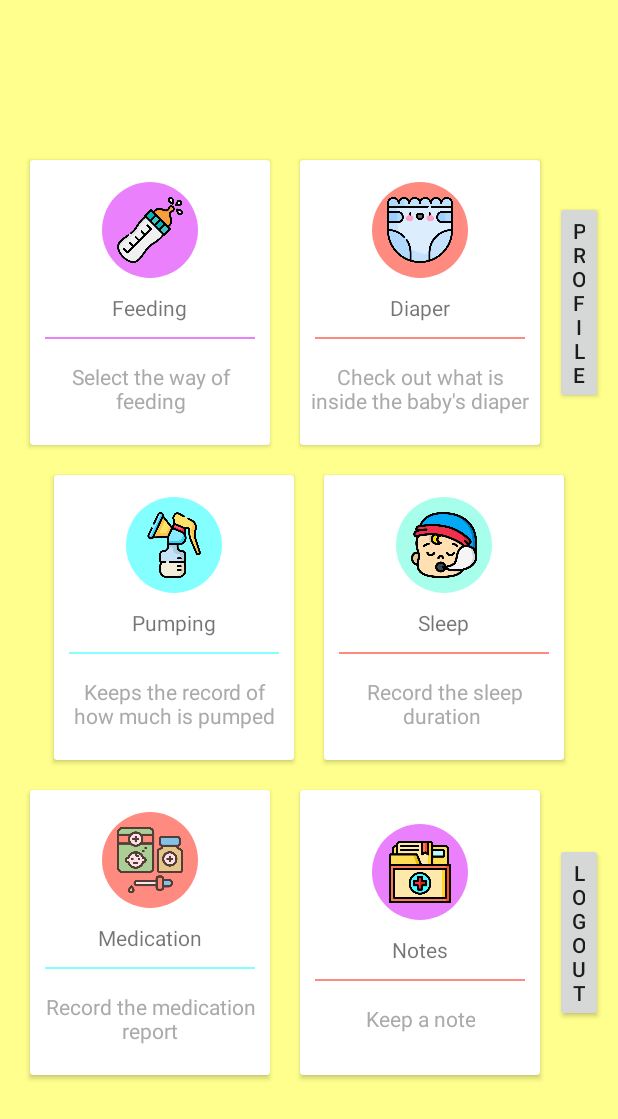
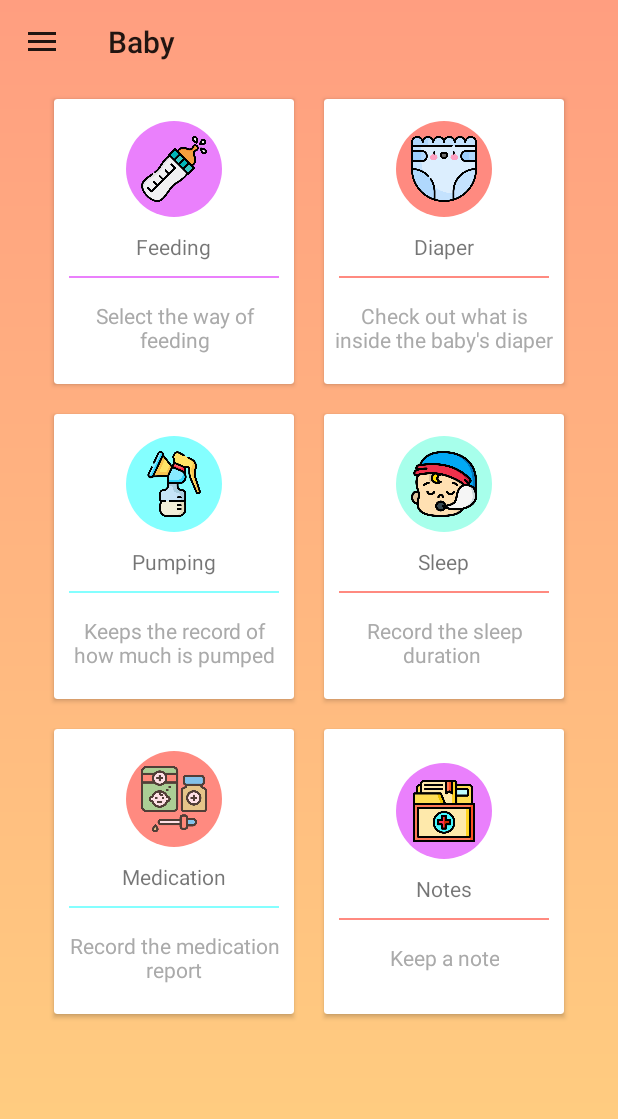
Before and after one commit to michaelamanda259/Baby, an Android app: the Dashboard screen opened directly, with no data from a screen before it, on a phone screen of 412 x 824 dp. Shown: the top 1119 px of the screen. Run offline under Robolectric (Android 15) with nearby library versions, the phone set to English and light mode, and no system bars; Roboto replaces fonts that are not available here.

Commit message:
navigation drawer

```diff
--- a/app/build.gradle
+++ b/app/build.gradle
@@ -36,6 +36,7 @@ dependencies {
     implementation 'com.google.firebase:firebase-database:19.3.0'
     implementation 'com.google.firebase:firebase-crashlytics:17.0.1'
     implementation 'com.google.firebase:firebase-firestore:21.4.3'
+    implementation 'androidx.viewpager2:viewpager2:1.0.0'
     testImplementation 'junit:junit:4.12'
     androidTestImplementation 'androidx.test.ext:junit:1.1.1'
     androidTestImplementation 'androidx.test.espresso:espresso-core:3.2.0'
--- a/app/src/main/java/com/example/baby/Dashboard.java
+++ b/app/src/main/java/com/example/baby/Dashboard.java
@@ -1,18 +1,33 @@
 package com.example.baby;
 
+import androidx.annotation.NonNull;
+import androidx.appcompat.app.ActionBar;
+import androidx.appcompat.app.ActionBarDrawerToggle;
 import androidx.appcompat.app.AppCompatActivity;
 import androidx.cardview.widget.CardView;
+import androidx.core.view.GravityCompat;
+import androidx.drawerlayout.widget.DrawerLayout;
 
 import android.content.Intent;
 import android.content.SharedPreferences;
 import android.os.Bundle;
+import android.view.Menu;
+import android.view.MenuItem;
 import android.view.View;
 import android.widget.Button;
 import android.widget.Toast;
+import androidx.appcompat.widget.Toolbar;
+import com.google.android.material.navigation.NavigationView;
 
-public class  Dashboard extends AppCompatActivity implements View.OnClickListener {
+public class  Dashboard extends AppCompatActivity implements View.OnClickListener, NavigationView.OnNavigationItemSelectedListener {
     private CardView cardViewFeeding,cardViewDiaper,cardViewPumping,cardViewSleep,cardViewMedication,cardViewNotes;
     Button logout,profile;
+
+    DrawerLayout drawerLayout;
+    NavigationView navigationView;
+    Toolbar toolbar;
+
+
 
     @Override
     protected void onCreate(Bundle savedInstanceState) {
@@ -27,8 +42,26 @@ public class  Dashboard extends AppCompatActivity implements View.OnClickListene
         cardViewMedication = (CardView) findViewById(R.id.medication_card);
         cardViewNotes = (CardView) findViewById(R.id.notes_card);
 
-        logout = findViewById(R.id.btn_logout);
-        profile = findViewById(R.id.btn_profile);
+       /* logout = findViewById(R.id.btn_logout);
+        profile = findViewById(R.id.btn_profile);*/
+
+        drawerLayout = findViewById(R.id.drawer_layout);
+        navigationView = findViewById(R.id.nav_view);
+        toolbar = findViewById(R.id.toolbar);
+
+        //toolbar
+        setSupportActionBar(toolbar);
+
+        //navigation drawer
+
+
+
+        navigationView.bringToFront();
+        ActionBarDrawerToggle toggle = new ActionBarDrawerToggle(this,drawerLayout,toolbar,R.string.navigation_drawer_open,R.string.navigation_drawer_close);
+        drawerLayout.addDrawerListener(toggle);
+        toggle.syncState();
+
+        navigationView.setNavigationItemSelectedListener(this);
 
 
         //adding click listener to cards
@@ -40,22 +73,31 @@ public class  Dashboard extends AppCompatActivity implements View.OnClickListene
         cardViewNotes.setOnClickListener(this);
 
 
-        logout.setOnClickListener(new View.OnClickListener() {
+        /*logout.setOnClickListener(new View.OnClickListener() {
             @Override
             public void onClick(View v) {
-                SessionManagement sessionManagement = new SessionManagement(Dashboard.this);
-                sessionManagement.removeSession();
-                finish();
+
             }
-        });
+        });*/
 
-        profile.setOnClickListener(new View.OnClickListener() {
+       /* profile.setOnClickListener(new View.OnClickListener() {
             @Override
             public void onClick(View v) {
                 Intent intent = new Intent(Dashboard.this,SetBabyDetail.class);
                 startActivity(intent);
             }
-        });
+        });*/
+    }
+
+    @Override
+    public void onBackPressed() {
+
+        if(drawerLayout.isDrawerOpen(GravityCompat.START)){
+            drawerLayout.closeDrawer(GravityCompat.START);
+        }
+        else {
+            super.onBackPressed();
+        }
     }
 
     @Override
@@ -98,4 +140,36 @@ public class  Dashboard extends AppCompatActivity implements View.OnClickListene
 
         }
     }
+
+    @Override
+    public boolean onNavigationItemSelected(@NonNull MenuItem menuItem) {
+        /*Menu menu = navigationView.getMenu();
+        menu.findItem(R.id.nav_Logout).setVisible(false);
+        menu.findItem(R.id.nav_profile).setVisible(false);*/
+
+        switch (menuItem.getItemId()) {
+            case R.id.nav_profile:
+                Intent intent = new Intent(Dashboard.this,SetBabyDetail.class);
+                startActivity(intent);
+                break;
+
+            case R.id.nav_Logout:
+                SessionManagement sessionManagement = new SessionManagement(Dashboard.this);
+                sessionManagement.removeSession();
+                finish();
+                break;
+           /* case R.id.nav_login: menu.findItem(R.id.nav_Logout).setVisible(true);
+                menu.findItem(R.id.nav_profile).setVisible(true);
+                menu.findItem(R.id.nav_login).setVisible(false);
+                break;
+            case R.id.nav_Logout: menu.findItem(R.id.nav_Logout).setVisible(false);
+                menu.findItem(R.id.nav_profile).setVisible(false);
+                menu.findItem(R.id.nav_login).setVisible(true);
+                break;*/
+            case R.id.nav_share: Toast.makeText(this, "Share", Toast.LENGTH_SHORT).show(); break;
+        }
+
+        drawerLayout.closeDrawer(GravityCompat.START);
+        return true;
+    }
 }
--- /dev/null
+++ b/app/src/main/res/drawable/ic_logout.xml
@@ -0,0 +1,10 @@
+<vector xmlns:android="http://schemas.android.com/apk/res/android"
+    android:width="24dp"
+    android:height="24dp"
+    android:viewportWidth="24"
+    android:viewportHeight="24"
+    android:tint="?attr/colorControlNormal">
+  <path
+      android:fillColor="@android:color/white"
+      android:pathData="M10,9V5l-7,7 7,7v-4.1c5,0 8.5,1.6 11,5.1 -1,-5 -4,-10 -11,-11z"/>
+</vector>
--- /dev/null
+++ b/app/src/main/res/drawable/ic_menu.xml
@@ -0,0 +1,10 @@
+<vector xmlns:android="http://schemas.android.com/apk/res/android"
+    android:width="24dp"
+    android:height="24dp"
+    android:viewportWidth="24"
+    android:viewportHeight="24"
+    android:tint="?attr/colorControlNormal">
+  <path
+      android:fillColor="@android:color/white"
+      android:pathData="M3,18h18v-2L3,16v2zM3,13h18v-2L3,11v2zM3,6v2h18L21,6L3,6z"/>
+</vector>
--- /dev/null
+++ b/app/src/main/res/drawable/ic_profile.xml
@@ -0,0 +1,10 @@
+<vector xmlns:android="http://schemas.android.com/apk/res/android"
+    android:width="24dp"
+    android:height="24dp"
+    android:viewportWidth="24"
+    android:viewportHeight="24"
+    android:tint="?attr/colorControlNormal">
+  <path
+      android:fillColor="@android:color/white"
+      android:pathData="M12,12c2.21,0 4,-1.79 4,-4s-1.79,-4 -4,-4 -4,1.79 -4,4 1.79,4 4,4zM12,14c-2.67,0 -8,1.34 -8,4v2h16v-2c0,-2.66 -5.33,-4 -8,-4z"/>
+</vector>
--- a/app/src/main/res/layout/activity_dashboard.xml
+++ b/app/src/main/res/layout/activity_dashboard.xml
@@ -1,14 +1,40 @@
 <?xml version="1.0" encoding="utf-8"?>
-<LinearLayout xmlns:android="http://schemas.android.com/apk/res/android"
+<androidx.drawerlayout.widget.DrawerLayout xmlns:android="http://schemas.android.com/apk/res/android"
     xmlns:app="http://schemas.android.com/apk/res-auto"
     xmlns:tools="http://schemas.android.com/tools"
     android:layout_width="match_parent"
     android:layout_height="match_parent"
-    android:padding="10dp"
-    android:orientation="vertical"
-    android:background="#FFFF8D"
+    android:id="@+id/drawer_layout"
     tools:context=".Dashboard"
-    android:gravity="center">
+    android:fitsSystemWindows="true"
+    tools:openDrawer="start">
+
+
+    <com.google.android.material.navigation.NavigationView
+        android:layout_width="wrap_content"
+        android:layout_height="match_parent"
+        android:id="@+id/nav_view"
+        android:layout_gravity="start"
+        app:headerLayout="@layout/header"
+        app:menu="@menu/menu_menu" />
+
+
+    <ScrollView
+        android:layout_width="match_parent"
+        android:layout_height="match_parent"
+        android:background="@drawable/bg_color">
+        <LinearLayout
+            android:layout_width="match_parent"
+            android:layout_height="match_parent"
+            android:orientation="vertical">
+
+            <androidx.appcompat.widget.Toolbar
+                android:layout_width="wrap_content"
+                android:id="@+id/toolbar"
+                android:layout_height="wrap_content"
+                android:minHeight="?attr/actionBarSize"
+                android:theme="?attr/actionBarTheme"
+                app:navigationIcon="@drawable/ic_menu"/>
 
             <LinearLayout
                 android:clipToPadding="false"
@@ -104,11 +130,11 @@
                     </LinearLayout>
                 </androidx.cardview.widget.CardView>
 
-        <Button
+               <!-- <Button
                     android:id="@+id/btn_profile"
                     android:layout_width="wrap_content"
                     android:layout_height="wrap_content"
-            android:text="profile" />
+                    android:text="profile" />-->
 
             </LinearLayout>
 
@@ -302,13 +328,18 @@
                     </LinearLayout>
                 </androidx.cardview.widget.CardView>
 
-        <Button
+                <!--<Button
                     android:id="@+id/btn_logout"
                     android:layout_width="wrap_content"
                     android:layout_height="wrap_content"
-            android:text="Logout" />
+                    android:text="Logout" />-->
 
             </LinearLayout>
+        </LinearLayout>
+    </ScrollView>
 
 
-</LinearLayout>
+
+
+
+</androidx.drawerlayout.widget.DrawerLayout>
--- /dev/null
+++ b/app/src/main/res/layout/header.xml
@@ -0,0 +1,29 @@
+<?xml version="1.0" encoding="utf-8"?>
+<LinearLayout xmlns:android="http://schemas.android.com/apk/res/android"
+    android:layout_width="match_parent"
+    android:layout_height="200dp"
+    android:orientation="vertical"
+    android:background="@drawable/bg_color"
+    android:gravity="bottom"
+    android:padding="20dp">
+
+    <ImageView
+        android:layout_width="75dp"
+        android:layout_height="75dp"
+        android:src="@drawable/splashlogo" />
+
+    <TextView
+        android:layout_width="wrap_content"
+        android:layout_height="wrap_content"
+        android:text="Baby Care"
+        android:textSize="24sp"
+         />
+
+    <TextView
+        android:layout_width="wrap_content"
+        android:layout_height="wrap_content"
+        android:text="Baby's Activity Tracker"
+        android:textSize="14sp" />
+
+
+</LinearLayout>
--- /dev/null
+++ b/app/src/main/res/menu/menu_menu.xml
@@ -0,0 +1,48 @@
+<?xml version="1.0" encoding="utf-8"?>
+<menu xmlns:android="http://schemas.android.com/apk/res/android">
+
+    <group android:checkableBehavior="single">
+        <item
+            android:id="@+id/nav_profile"
+            android:icon="@drawable/ic_profile"
+            android:title="Profile" />
+
+        <item
+            android:id="@+id/nav_babyprofile"
+            android:icon="@drawable/ic_profile"
+            android:title="Baby's Profile" />
+
+        <item
+            android:id="@+id/nav_recent"
+            android:icon="@drawable/ic_profile"
+            android:title="Recent Activities" />
+
+    </group>
+
+
+        <group android:checkableBehavior="single">
+           <!-- <item
+                android:id="@+id/nav_login"
+                android:title="Login" />-->
+
+            <item
+                android:id="@+id/nav_Logout"
+                android:icon="@drawable/ic_logout"
+                android:title="Logout" />
+        </group>
+
+
+
+    <item android:title="Communicate">
+        <menu>
+            <item
+                android:id="@+id/nav_share"
+                android:title="Share" />
+            <item
+                android:id="@+id/rate"
+                android:title="Rate Us" />
+
+        </menu>
+
+    </item>
+</menu>
--- a/app/src/main/res/values/strings.xml
+++ b/app/src/main/res/values/strings.xml
@@ -4,4 +4,7 @@
     <string name="tab_text_1">Tab 1</string>
     <string name="tab_text_2">Tab 2</string>
     <string name="title_activity_feeding">FeedingActivity</string>
+    <string name="navigation_drawer_open">Open navigation drawer</string>
+    <string name="navigation_drawer_close">Close navigation drawer</string>
+
 </resources>
--- a/app/src/main/res/values/styles.xml
+++ b/app/src/main/res/values/styles.xml
@@ -6,7 +6,7 @@
         <item name="colorPrimary">@color/colorPrimary</item>
         <item name="colorPrimaryDark">@color/colorPrimaryDark</item>
         <item name="colorAccent">@color/colorAccent</item>
-
+<!--        <item name="android:statusBarColor">@color/yellow</item>-->
         <item name="android:windowContentTransitions">true</item>
     </style>
 
```
Lines whose indentation alone changed are shown as unchanged.
